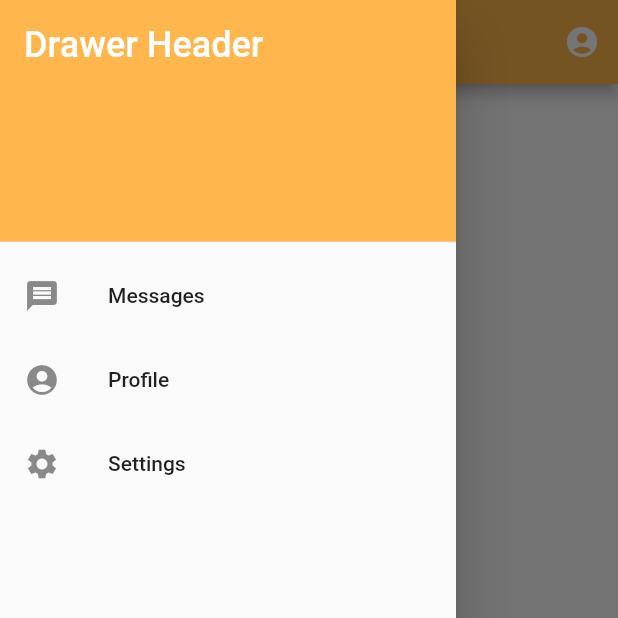
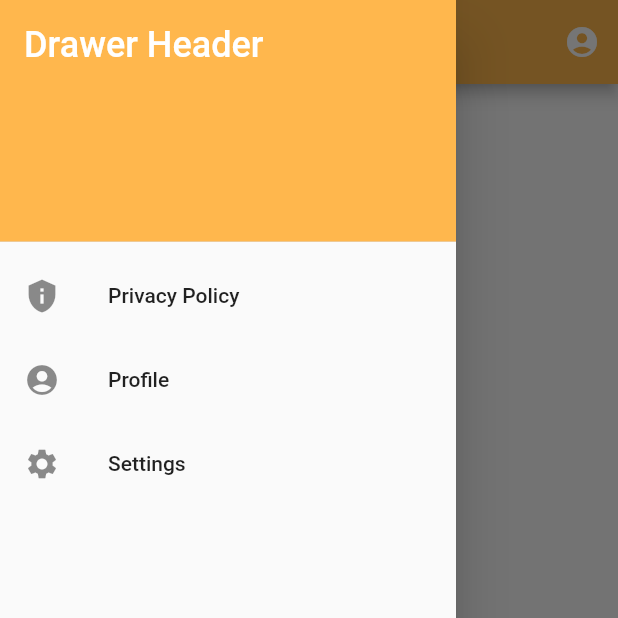
Before and after one commit to sdu-mp-21/daily-challenge-app-tracker, a Flutter app: the screen it shows after launch, with the side drawer open, on a phone screen of 412 x 824 dp, the top half of it. Run offline on Flutter 3.47's test engine with Material 2 defaults, Android fonts, the phone set to English and light mode, and no system bars; our stand-ins replace google_fonts, like_button.

Commit message:
added privacy policy page, needs finishing

```diff
--- a/lib/ui/main_app/main.dart
+++ b/lib/ui/main_app/main.dart
@@ -1,5 +1,6 @@
 import 'package:challenge_tracker/ui/pages/auth/auth_page.dart';
 import 'package:challenge_tracker/ui/pages/auth/login_widget.dart';
+import 'package:challenge_tracker/ui/pages/auth/privacy_policy.dart';
 import './navigator.dart';
 import 'package:flutter/material.dart';
 import 'package:flutter/cupertino.dart';
@@ -22,6 +23,7 @@ class MainApp extends StatelessWidget {
         '/': (context) => const MainPage(),
         '/register': (context) =>  const Authorization(),
         '/login': (context) => const LoginPage(),
+        '/privacyPolicy': (context) => PrivacyPolicy(),
       },
     );
   }
--- a/lib/ui/widgets/drawer.dart
+++ b/lib/ui/widgets/drawer.dart
@@ -22,9 +22,10 @@ class OurDrawer extends StatelessWidget {
               ),
             ),
           ),
-          const ListTile(
-            leading: Icon(Icons.message),
-            title: Text('Messages'),
+           ListTile(
+            leading: Icon(Icons.privacy_tip),
+            title: Text('Privacy Policy'),
+            onTap: () {Navigator.pushNamed(context, '/privacyPolicy');},
           ),
           const ListTile(
             leading: Icon(Icons.account_circle),
```
Also changed, not shown: lib/ui/pages/auth/privacy_policy.dart (added, +18 -0 lines).
